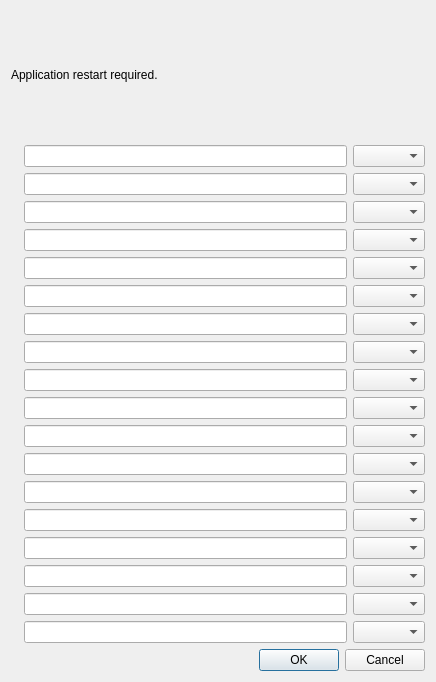
This is avidemux/qt4/ADM_userInterfaces/ADM_dialog/scriptShortcutConfig.ui in mean00/avidemux2 as Qt 5 draws it before an edit. The edited form follows.
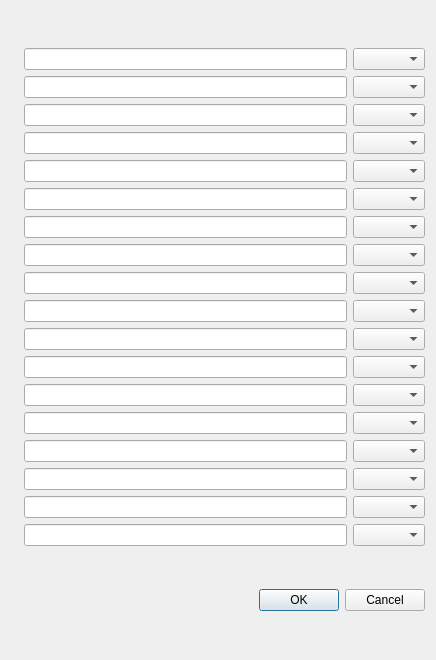
This is the edited form.

Commit message: [gui_main] update custom menu on script shortcut config

The edit to the form file:
```diff
--- a/avidemux/qt4/ADM_userInterfaces/ADM_dialog/scriptShortcutConfig.ui
+++ b/avidemux/qt4/ADM_userInterfaces/ADM_dialog/scriptShortcutConfig.ui
@@ -7,7 +7,7 @@
     <x>0</x>
     <y>0</y>
     <width>436</width>
-    <height>682</height>
+    <height>660</height>
    </rect>
   </property>
   <property name="sizePolicy">
@@ -20,19 +20,6 @@
    <string>User Script Shortcut Configuration</string>
   </property>
   <layout class="QVBoxLayout" name="verticalLayout">
-   <item>
-    <widget class="QLabel" name="label">
-     <property name="sizePolicy">
-      <sizepolicy hsizetype="Minimum" vsizetype="Minimum">
-       <horstretch>0</horstretch>
-       <verstretch>0</verstretch>
-      </sizepolicy>
-     </property>
-     <property name="text">
-      <string>Application restart required.</string>
-     </property>
-    </widget>
-   </item>
    <item>
     <layout class="QGridLayout" name="gridLayout">
      <item row="4" column="2">
```
The commit also changes 1 other file.
